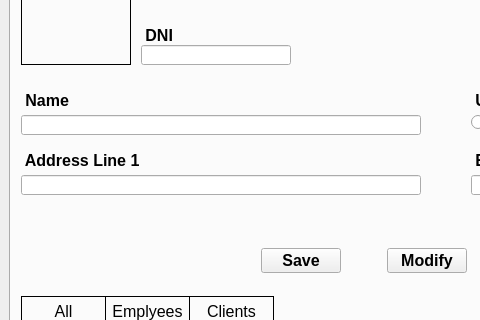
This is windows/MainWindow.ui in IsolracI/DI-recuperacion as Qt 5 draws it before an edit; both pictures show x 0 to 480 and y 109 to 429 of the 978 by 919 pixel window. The edited form follows.
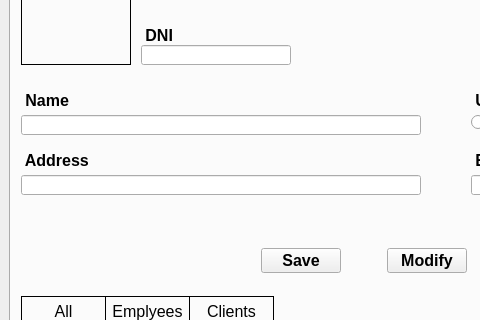
This is the edited form.

Commit message: ui(windows): cambiar nombres de algunos objetos en QTDesigner

Patch:
```diff
--- a/windows/MainWindow.ui
+++ b/windows/MainWindow.ui
@@ -169,7 +169,7 @@
          </font>
         </property>
         <property name="text">
-         <string> Address Line 1</string>
+         <string> Address</string>
         </property>
        </widget>
        <widget class="QLineEdit" name="txt_email">
```
Left out of the diff: 6 changed lines with no effect on the pictures. The commit also changes 1 other file.
